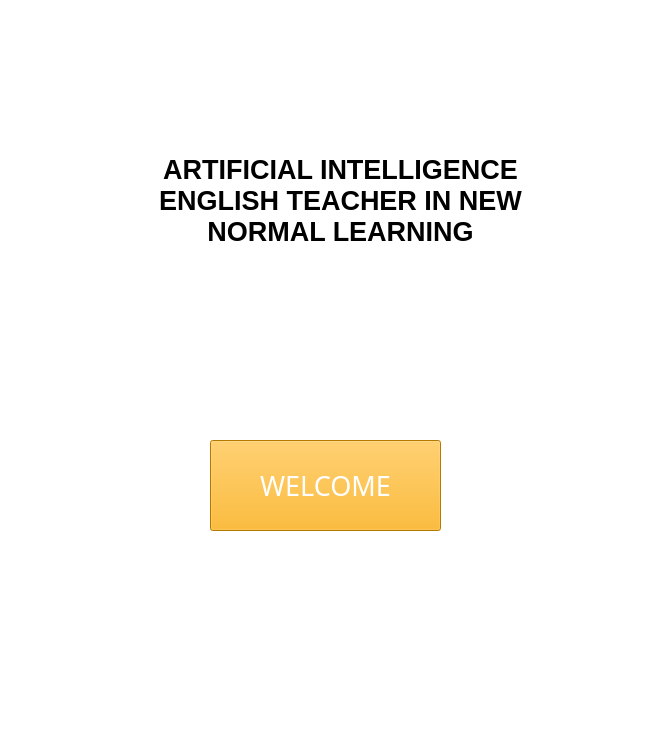
Above: welcome.ui from jshperalta/ai-englishTutor before the change. Below: the same form after it.
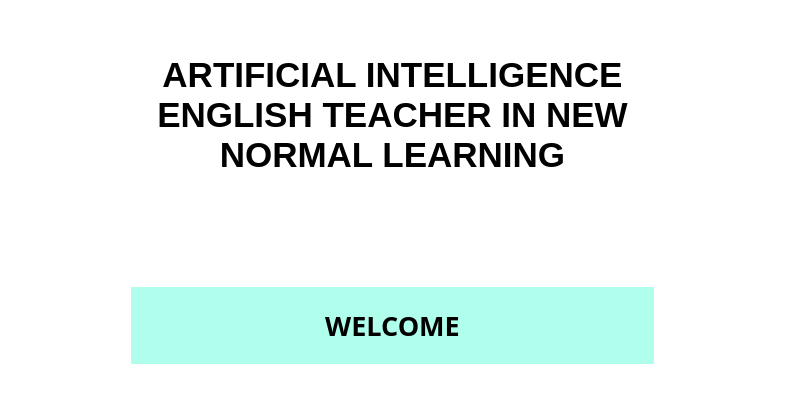
That is the form after the change.

```diff
--- a/welcome.ui
+++ b/welcome.ui
@@ -6,8 +6,8 @@
    <rect>
     <x>0</x>
     <y>0</y>
-    <width>659</width>
-    <height>750</height>
+    <width>785</width>
+    <height>415</height>
    </rect>
   </property>
   <property name="windowTitle">
@@ -17,49 +17,148 @@
    <string notr="true">
 background-color: #fff;</string>
   </property>
+  <layout class="QHBoxLayout" name="horizontalLayout">
+   <item>
+    <widget class="QWidget" name="gridWidget" native="true">
+     <layout class="QGridLayout" name="gridlayout">
+      <property name="sizeConstraint">
+       <enum>QLayout::SetMaximumSize</enum>
+      </property>
+      <property name="leftMargin">
+       <number>20</number>
+      </property>
+      <property name="topMargin">
+       <number>20</number>
+      </property>
+      <property name="rightMargin">
+       <number>20</number>
+      </property>
+      <property name="bottomMargin">
+       <number>20</number>
+      </property>
+      <item row="1" column="0">
+       <spacer name="verticalSpacer">
+        <property name="orientation">
+         <enum>Qt::Vertical</enum>
+        </property>
+        <property name="sizeHint" stdset="0">
+         <size>
+          <width>100</width>
+          <height>40</height>
+         </size>
+        </property>
+       </spacer>
+      </item>
+      <item row="1" column="2">
+       <spacer name="verticalSpacer_2">
+        <property name="orientation">
+         <enum>Qt::Vertical</enum>
+        </property>
+        <property name="sizeHint" stdset="0">
+         <size>
+          <width>100</width>
+          <height>40</height>
+         </size>
+        </property>
+       </spacer>
+      </item>
+      <item row="2" column="1">
   <widget class="QPushButton" name="btn1">
-   <property name="geometry">
-    <rect>
-     <x>210</x>
-     <y>440</y>
-     <width>231</width>
-     <height>91</height>
-    </rect>
-   </property>
    <property name="font">
     <font>
      <family>Gilroy</family>
      <pointsize>20</pointsize>
+          <weight>75</weight>
+          <bold>true</bold>
     </font>
    </property>
    <property name="styleSheet">
-    <string notr="true">background-color: rgb(255, 170, 0);
-color: rgb(255, 255, 255); font-family: 'Gilroy';</string>
+         <string notr="true">background-color: #AFFFEC;
+color: black; 
+font-family: 'Gilroy';
+font-weight: 600;
+border-radius: 99px;
+padding: 20px;</string>
    </property>
    <property name="text">
     <string>WELCOME</string>
    </property>
   </widget>
+      </item>
+      <item row="0" column="1">
+       <spacer name="horizontalSpacer">
+        <property name="orientation">
+         <enum>Qt::Horizontal</enum>
+        </property>
+        <property name="sizeHint" stdset="0">
+         <size>
+          <width>40</width>
+          <height>20</height>
+         </size>
+        </property>
+       </spacer>
+      </item>
+      <item row="3" column="1">
+       <spacer name="horizontalSpacer_2">
+        <property name="orientation">
+         <enum>Qt::Horizontal</enum>
+        </property>
+        <property name="sizeHint" stdset="0">
+         <size>
+          <width>40</width>
+          <height>20</height>
+         </size>
+        </property>
+       </spacer>
+      </item>
+      <item row="1" column="1">
   <widget class="QTextBrowser" name="textBrowser">
-   <property name="geometry">
-    <rect>
-     <x>140</x>
-     <y>150</y>
-     <width>401</width>
-     <height>191</height>
-    </rect>
+        <property name="sizePolicy">
+         <sizepolicy hsizetype="MinimumExpanding" vsizetype="MinimumExpanding">
+          <horstretch>0</horstretch>
+          <verstretch>0</verstretch>
+         </sizepolicy>
+        </property>
+        <property name="maximumSize">
+         <size>
+          <width>16777215</width>
+          <height>285</height>
+         </size>
+        </property>
+        <property name="tabletTracking">
+         <bool>true</bool>
+        </property>
+        <property name="contextMenuPolicy">
+         <enum>Qt::NoContextMenu</enum>
+        </property>
+        <property name="layoutDirection">
+         <enum>Qt::LeftToRight</enum>
    </property>
    <property name="styleSheet">
-    <string notr="true">background-color: white;border: none; font-size:42px !important;</string>
+         <string notr="true">background-color: white; border: none; font-size:42px !important; display: flex; justify-content: center; align-items: center; height: 100%; width: 100%;</string>
+        </property>
+        <property name="inputMethodHints">
+         <set>Qt::ImhMultiLine</set>
+        </property>
+        <property name="readOnly">
+         <bool>true</bool>
    </property>
    <property name="html">
     <string>&lt;!DOCTYPE HTML PUBLIC &quot;-//W3C//DTD HTML 4.0//EN&quot; &quot;http://www.w3.org/TR/REC-html40/strict.dtd&quot;&gt;
 &lt;html&gt;&lt;head&gt;&lt;meta name=&quot;qrichtext&quot; content=&quot;1&quot; /&gt;&lt;style type=&quot;text/css&quot;&gt;
 p, li { white-space: pre-wrap; }
-&lt;/style&gt;&lt;/head&gt;&lt;body style=&quot; font-family:'Gilroy'; font-size:2.7em; font-weight:400; font-style:black;&quot;&gt;
-&lt;p align=&quot;center&quot; style=&quot; margin-top:0px; margin-bottom:0px; margin-left:0px; margin-right:0px; -qt-block-indent:0; text-indent:0px;&quot;&gt;&lt;span style=&quot; font-size:20pt; font-weight:600;&quot;&gt;ARTIFICIAL INTELLIGENCE ENGLISH TEACHER IN NEW NORMAL LEARNING&lt;/span&gt;&lt;/p&gt;&lt;/body&gt;&lt;/html&gt;</string>
-   </property>
-  </widget>
+&lt;/style&gt;&lt;/head&gt;&lt;body style=&quot; font-family:'MS Shell Dlg 2'; font-size:42px; font-weight:400; font-style:normal;&quot;&gt;
+&lt;p align=&quot;center&quot; style=&quot; margin-top:0px; margin-bottom:0px; margin-left:0px; margin-right:0px; -qt-block-indent:0; text-indent:0px;&quot;&gt;&lt;span style=&quot; font-family:'Gilroy'; font-size:26pt; font-weight:600;&quot;&gt;ARTIFICIAL INTELLIGENCE ENGLISH TEACHER IN NEW NORMAL LEARNING&lt;/span&gt;&lt;/p&gt;&lt;/body&gt;&lt;/html&gt;</string>
+        </property>
+        <property name="overwriteMode">
+         <bool>false</bool>
+        </property>
+       </widget>
+      </item>
+     </layout>
+    </widget>
+   </item>
+  </layout>
  </widget>
  <resources/>
  <connections/>
```
Lines whose indentation alone changed are shown as unchanged.
